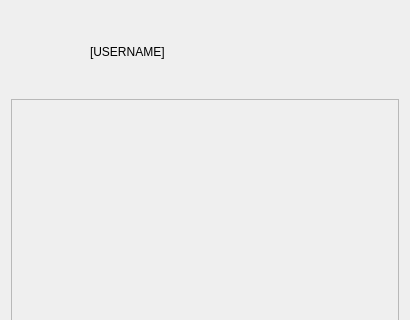
Old version of the form VideoPlayer/homepage.ui in the repository sc22be/UI_COURSEWORK_FORK; both pictures show x 0 to 410 and y 0 to 320 of the 410 by 533 pixel window.
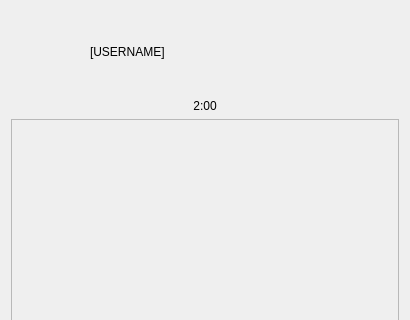
New version of the form. Icons and pictures are not drawn.

Patch:
```diff
--- a/VideoPlayer/homepage.ui
+++ b/VideoPlayer/homepage.ui
@@ -50,6 +50,16 @@
      </layout>
     </widget>
    </item>
+   <item>
+    <widget class="QLabel" name="label_Timer">
+     <property name="text">
+      <string>2:00</string>
+     </property>
+     <property name="alignment">
+      <set>Qt::AlignCenter</set>
+     </property>
+    </widget>
+   </item>
    <item>
     <widget class="QScrollArea" name="scrollArea">
      <property name="widgetResizable">
@@ -60,8 +70,8 @@
        <rect>
         <x>0</x>
         <y>0</y>
-        <width>390</width>
-        <height>395</height>
+        <width>384</width>
+        <height>351</height>
        </rect>
       </property>
      </widget>
```
